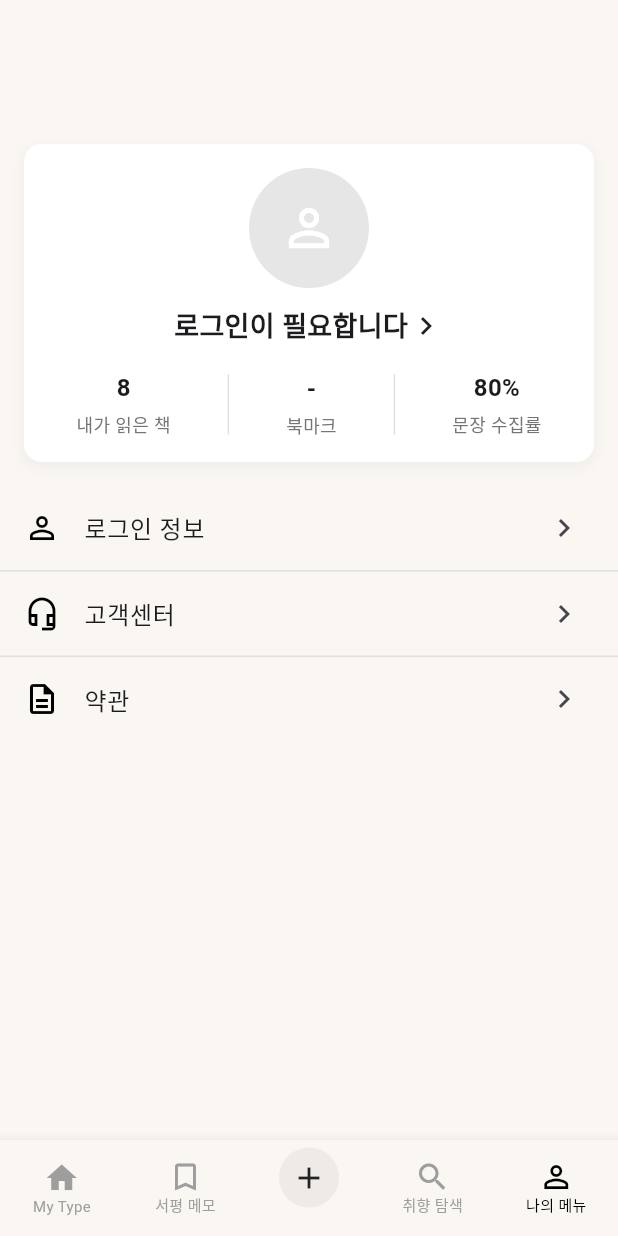
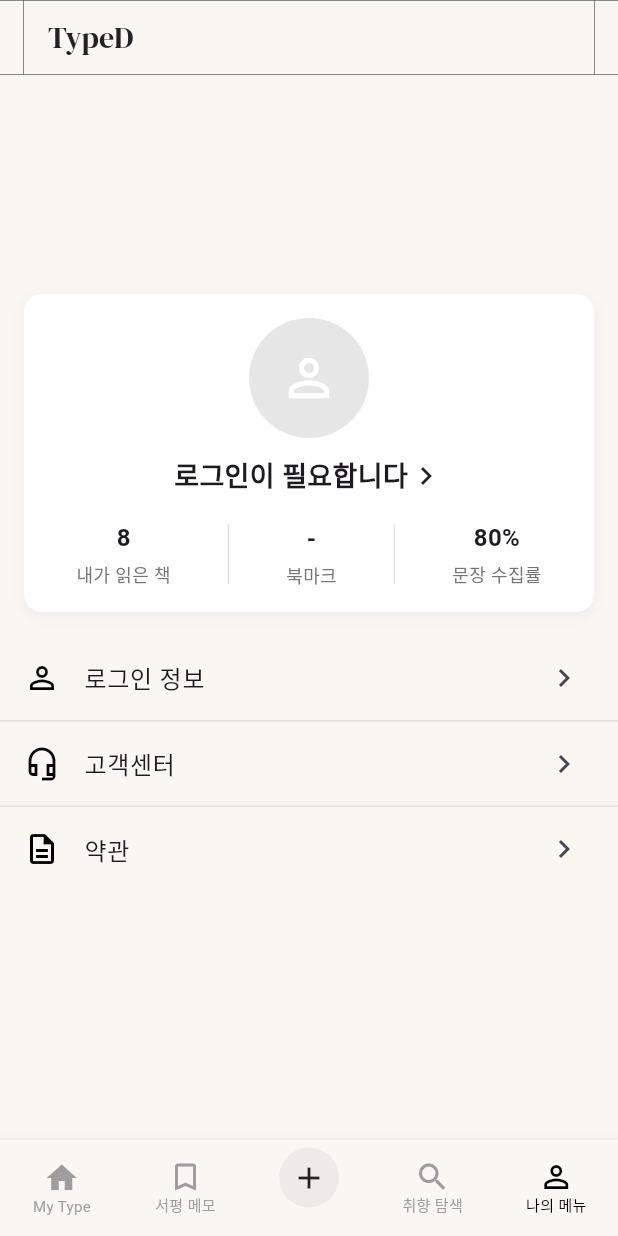
Before and after one commit to genericTypeD/TypeD-Frontend, a Flutter app: the MyMenu screen opened by its route, on a phone screen of 412 x 824 dp. Run offline on Flutter 3.47's test engine with Material 3 defaults, Android fonts, the phone set to English and light mode, and no system bars; our stand-ins replace dio, envied, flutter_dotenv, flutter_riverpod, flutter_secure_storage, go_router and 4 more; missing offline and left inert: multi_split_view, spotify; accounts and stored records are empty; generated files the repository leaves out were written again; project files that could hold a hidden picture were left out.

Commit message:
refactor: CustomAppBar에 팩토리 패턴 적용 #40

```diff
--- a/lib/common/widgets/app_bar/custom_app_bar.dart
+++ b/lib/common/widgets/app_bar/custom_app_bar.dart
@@ -8,6 +8,9 @@ class CustomAppBar extends StatelessWidget implements PreferredSizeWidget {
   final Widget? bottomLeftWidget;
   final Widget? bottomCenterWidget;
   final Widget? bottomRightWidget;
+  final Widget? iconButton;
+  final bool isMyPage;
+  final bool isShowingNotifications;
 
   @override
   final Size preferredSize;
@@ -17,7 +20,22 @@ class CustomAppBar extends StatelessWidget implements PreferredSizeWidget {
     this.bottomLeftWidget,
     this.bottomCenterWidget,
     this.bottomRightWidget,
+    this.iconButton,
+    this.isMyPage = false,
+    this.isShowingNotifications = false,
   }) : preferredSize = const Size.fromHeight(AppBarStyle.appbarHeight);
+
+  factory CustomAppBar.myPage({
+    Widget? bottomLeftWidget,
+    Widget? bottomCenterWidget,
+    Widget? bottomRightWidget,
+  }) =>
+      CustomAppBar(
+        bottomLeftWidget: bottomLeftWidget,
+        bottomCenterWidget: bottomCenterWidget,
+        bottomRightWidget: bottomRightWidget,
+        isMyPage: true,
+      );
 
   @override
   Widget build(BuildContext context) {
@@ -38,7 +56,8 @@ class CustomAppBar extends StatelessWidget implements PreferredSizeWidget {
                   style: AppBarStyle.titleTextStyle,
                 ),
               ),
-              iconButton: GestureDetector(
+              iconButton: isShowingNotifications
+                  ? GestureDetector(
                       onTap: () {
                         context.push('/notifications');
                       },
@@ -46,8 +65,10 @@ class CustomAppBar extends StatelessWidget implements PreferredSizeWidget {
                         Icons.notifications,
                         color: Colors.black,
                       ),
+                    )
+                  : null,
             ),
-            ),
+            if (!isMyPage)
               BottomSection(
                 leftWidget: bottomLeftWidget,
                 centerWidget: bottomCenterWidget,
--- a/lib/menu/screen/my_menu.dart
+++ b/lib/menu/screen/my_menu.dart
@@ -16,7 +16,7 @@ class _MyMenuState extends State<MyMenu> {
   Widget build(BuildContext context) {
     return DefaultLayout(
       backgroundColor: AppColors.backgroundSecondary,
-      //appBar: CustomAppBar(),
+      appBar: CustomAppBar.myPage(),
       child: Column(
         children: [
           SizedBox(
--- a/lib/type/component/add_record_dialog.dart
+++ b/lib/type/component/add_record_dialog.dart
@@ -1,7 +1,7 @@
 import 'package:flutter/material.dart';
 import 'package:image_picker/image_picker.dart';
 import 'package:typed/common/const/app_themes.dart';
-import 'package:typed/type/component/grid_text_item.dart';
+import 'package:typed/type/component/grid_item_widget.dart';
 import 'package:typed/type/screen/screen.dart';
 
 class AddRecordDialog extends StatelessWidget {
--- a/lib/type/component/component.dart
+++ b/lib/type/component/component.dart
@@ -1,2 +1,2 @@
 export 'package:typed/type/component/add_record_dialog.dart';
-export 'package:typed/type/component/grid_text_item.dart';
+export 'package:typed/type/component/grid_item_widget.dart';
--- a/lib/type/screen/my_book_record_screen.dart
+++ b/lib/type/screen/my_book_record_screen.dart
@@ -6,7 +6,7 @@ import 'package:path_provider/path_provider.dart';
 import 'package:image_picker/image_picker.dart';
 import 'package:typed/type/model/book_model.dart';
 import 'package:typed/common/const/index.dart';
-import 'package:typed/type/component/grid_text_item.dart';
+import 'package:typed/type/component/grid_item_widget.dart';
 import 'package:typed/type/layout/my_record_layout.dart';
 import 'package:typed/type/component/search_text_button.dart';
 import 'package:typed/config/env.dart';
--- a/lib/type/screen/my_image_record_screen.dart
+++ b/lib/type/screen/my_image_record_screen.dart
@@ -7,7 +7,7 @@ import 'package:permission_handler/permission_handler.dart';
 import 'package:typed/common/const/app_bar_style.dart';
 import 'package:typed/common/const/app_themes.dart';
 import 'package:typed/common/index.dart';
-import 'package:typed/type/component/grid_text_item.dart';
+import 'package:typed/type/component/grid_item_widget.dart';
 
 class MyImageRecordScreen extends ConsumerStatefulWidget {
   final XFile? initialImage;
--- a/lib/type/screen/my_music_record_screen.dart
+++ b/lib/type/screen/my_music_record_screen.dart
@@ -1,6 +1,6 @@
 import 'package:flutter/material.dart';
 import 'package:typed/common/const/app_bar_style.dart';
-import 'package:typed/type/component/grid_text_item.dart';
+import 'package:typed/type/component/grid_item_widget.dart';
 import 'package:typed/common/const/app_themes.dart';
 import 'package:typed/config/env.dart';
 import 'package:typed/common/index.dart';
```
Lines whose indentation alone changed are shown as unchanged.
